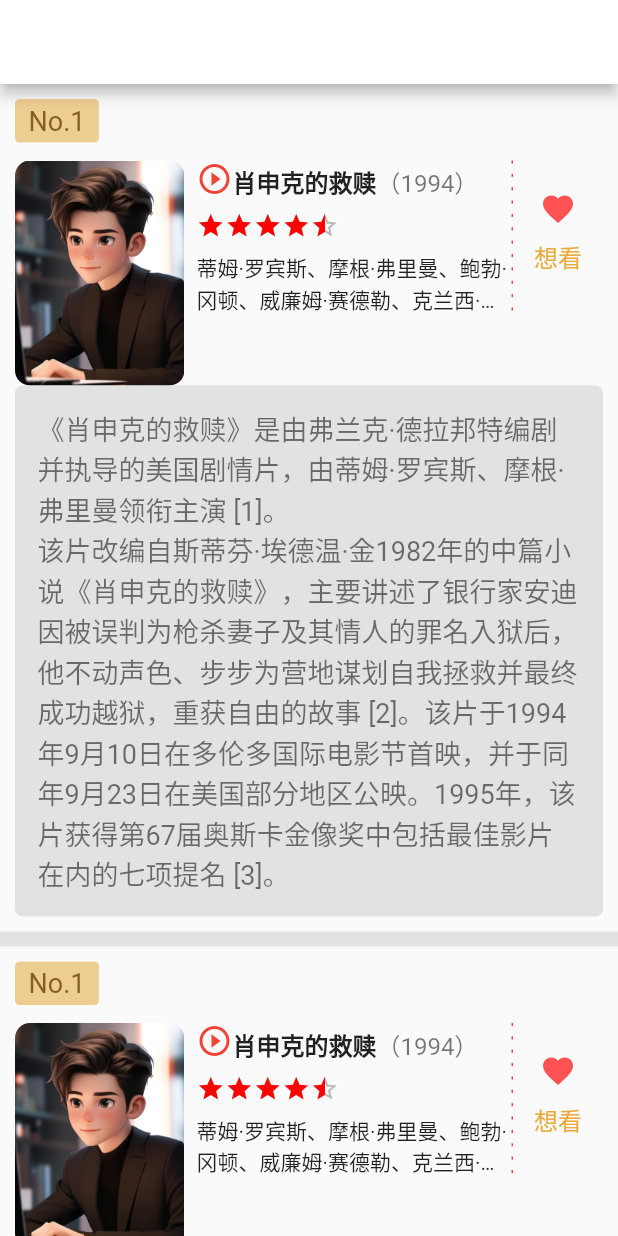
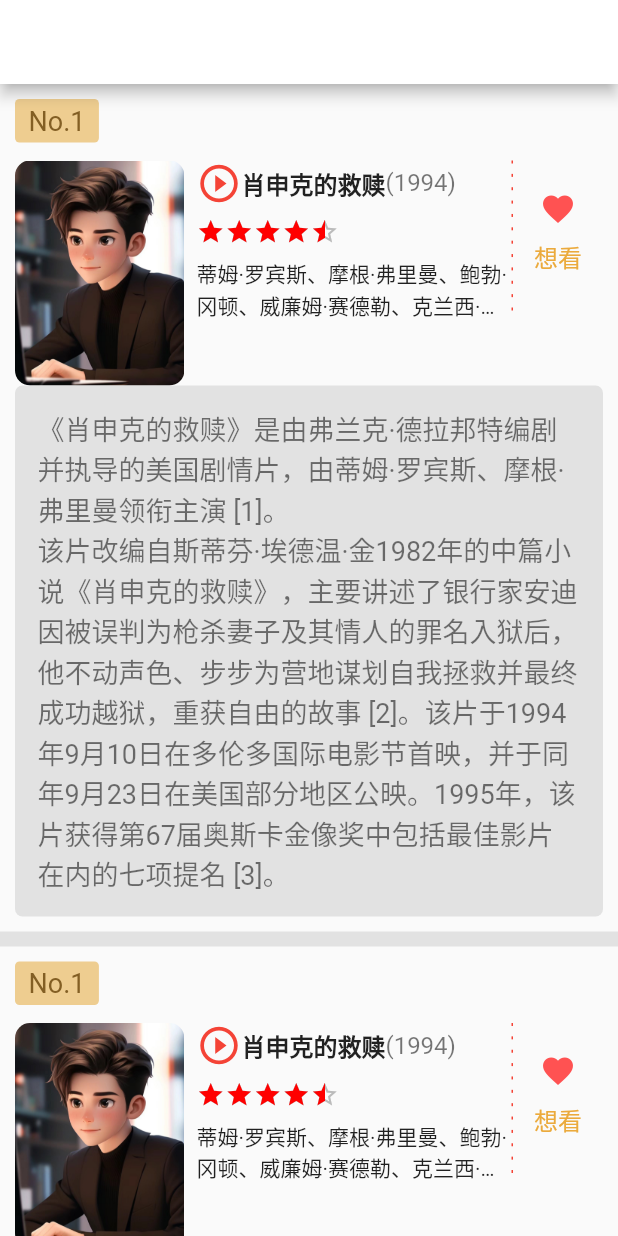
Before and after one commit to xmli688aa/myflutter, a Flutter app: the ETHomePage screen opened directly, on a phone screen of 412 x 824 dp. Run offline on Flutter 3.47's test engine with Material 2 defaults, Android fonts, the light colour scheme and no system bars; our stand-ins replace dio, video_player; missing offline and left inert: dart:ffi; network calls fail.

Commit message:
Text.rich(TextSpan子children没有居中对齐的问题) 需要设置WidgetSpan的alignment: PlaceholderAlignment.middle

```diff
--- a/lib/douban/home/home_movie_item.dart
+++ b/lib/douban/home/home_movie_item.dart
@@ -30,6 +30,7 @@ class ETHomeMovieItem extends StatelessWidget {
       ),
     );
   }
+
   Widget getMoviRankWidget() {
     return Container(
       padding: EdgeInsets.fromLTRB(9, 4, 9, 4),
@@ -39,44 +40,57 @@ class ETHomeMovieItem extends StatelessWidget {
       ),
       // width: 100,
       // height: 23,
-      child: Text("No.1",style: TextStyle(fontSize: 18, color: Color.fromARGB(255, 131, 95, 36)),),
+      child: Text(
+        "No.1",
+        style: TextStyle(fontSize: 18, color: Color.fromARGB(255, 131, 95, 36)),
+      ),
     );
   }
-  Widget getMovieContentWidget(){
+
+  Widget getMovieContentWidget() {
     return Container(
       height: 150,
       child: Row(
         crossAxisAlignment: CrossAxisAlignment.start,
         children: [
           getCurrentImage(),
-          SizedBox(width: 8,),
+          SizedBox(
+            width: 8,
+          ),
           Expanded(
             child: Column(
               mainAxisAlignment: MainAxisAlignment.start,
               crossAxisAlignment: CrossAxisAlignment.start,
               children: [
                 getTitleWidget(),
-              SizedBox(height: 8,),
+                SizedBox(
+                  height: 8,
+                ),
                 getRatingWidget(),
-              SizedBox(height: 8,),
+                SizedBox(
+                  height: 8,
+                ),
                 getInfoWidget(),
               ],
             ),
           ),
           getDashLineWidget(),
-          getContentWish(),//想看
-
+          getContentWish(), //想看
         ],
       ),
     );
   }
-  Widget getCurrentImage(){
+
+  Widget getCurrentImage() {
     return ClipRRect(
       borderRadius: BorderRadius.circular(10),
-      child: Image.asset("assets/images/headerIcon.jpg",),
+      child: Image.asset(
+        "assets/images/headerIcon.jpg",
+      ),
     );
   }
-  Widget getMovieIntroduceWidget(){
+
+  Widget getMovieIntroduceWidget() {
     return Container(
       padding: EdgeInsets.all(15),
       decoration: BoxDecoration(
@@ -84,59 +98,90 @@ class ETHomeMovieItem extends StatelessWidget {
         borderRadius: BorderRadius.circular(5),
       ),
       child: Text(
-        "《肖申克的救赎》是由弗兰克·德拉邦特编剧并执导的美国剧情片，由蒂姆·罗宾斯、摩根·弗里曼领衔主演 [1]。\n该片改编自斯蒂芬·埃德温·金1982年的中篇小说《肖申克的救赎》，主要讲述了银行家安迪因被误判为枪杀妻子及其情人的罪名入狱后，他不动声色、步步为营地谋划自我拯救并最终成功越狱，重获自由的故事 [2]。该片于1994年9月10日在多伦多国际电影节首映，并于同年9月23日在美国部分地区公映。1995年，该片获得第67届奥斯卡金像奖中包括最佳影片在内的七项提名 [3]。"
-      ,style: TextStyle(fontSize: 18, color: Colors.black54)),
+          "《肖申克的救赎》是由弗兰克·德拉邦特编剧并执导的美国剧情片，由蒂姆·罗宾斯、摩根·弗里曼领衔主演 [1]。\n该片改编自斯蒂芬·埃德温·金1982年的中篇小说《肖申克的救赎》，主要讲述了银行家安迪因被误判为枪杀妻子及其情人的罪名入狱后，他不动声色、步步为营地谋划自我拯救并最终成功越狱，重获自由的故事 [2]。该片于1994年9月10日在多伦多国际电影节首映，并于同年9月23日在美国部分地区公映。1995年，该片获得第67届奥斯卡金像奖中包括最佳影片在内的七项提名 [3]。",
+          style: TextStyle(fontSize: 18, color: Colors.black54)),
     );
   }
-  Widget getTitleWidget(){
+
+  Widget getTitleWidget() {
     return const Text.rich(TextSpan(
-      children:[
-        WidgetSpan(child: Icon(Icons.play_circle_outline,color: Colors.red,),),
-        TextSpan(
-          text: "肖申克的救赎",
-          style: TextStyle(fontSize: 16,fontWeight: FontWeight.bold)
+      children: [
+        WidgetSpan(
+            child: Icon(
+              Icons.play_circle_outline,
+              color: Colors.red,
+              size: 30,
             ),
-        TextSpan(
-            text: "（1994）",
-            style: TextStyle(fontSize: 16,color: Colors.black54)
+            alignment: PlaceholderAlignment.middle),
+        WidgetSpan(
+            child: Text(
+              "肖申克的救赎",
+              style: TextStyle(fontSize: 16, fontWeight: FontWeight.bold),
             ),
+            alignment: PlaceholderAlignment.middle),
+        WidgetSpan(
+            child: Text("(1994)",
+                style: TextStyle(fontSize: 16, color: Colors.black54)),
+            alignment: PlaceholderAlignment.middle),
       ],
     ));
   }
-  Widget getRatingWidget(){
+
+  Widget getRatingWidget() {
     return Row(
       children: [
-          HYStarRating(rating: 9,size: 19,),
+        HYStarRating(
+          rating: 9,
+          size: 19,
+        ),
       ],
     );
   }
-  Widget getInfoWidget(){
-    return Text("蒂姆·罗宾斯、摩根·弗里曼、鲍勃·冈顿、威廉姆·赛德勒、克兰西·布朗、吉尔·贝罗斯、詹姆斯·惠特摩",
+
+  Widget getInfoWidget() {
+    return Text(
+      "蒂姆·罗宾斯、摩根·弗里曼、鲍勃·冈顿、威廉姆·赛德勒、克兰西·布朗、吉尔·贝罗斯、詹姆斯·惠特摩",
       maxLines: 2,
       overflow: TextOverflow.ellipsis,
-      style: TextStyle(
-
-    ),);
-  }
-  Widget getDashLineWidget(){
-    return Container(
-      width: 1,height: 100,
-        child: ETDashedLine(axis: Axis.vertical,dashedWidth: 1,count: 12,color: Colors.red,));
+      style: TextStyle(),
+    );
   }
 
-  Widget getContentWish(){
+  Widget getDashLineWidget() {
+    return Container(
+        width: 1,
+        height: 100,
+        child: ETDashedLine(
+          axis: Axis.vertical,
+          dashedWidth: 1,
+          count: 12,
+          color: Colors.red,
+        ));
+  }
+
+  Widget getContentWish() {
     return Container(
       alignment: Alignment.center,
       width: 60,
       child: Column(
         children: [
-          SizedBox(height: 20,),
-          Icon(Icons.favorite,color: Colors.redAccent,),
-          SizedBox(height: 8,),
-          Text("想看",style: TextStyle(fontSize: 16, color: Color.fromARGB(255, 235, 170, 60)),),
+          SizedBox(
+            height: 20,
+          ),
+          Icon(
+            Icons.favorite,
+            color: Colors.redAccent,
+          ),
+          SizedBox(
+            height: 8,
+          ),
+          Text(
+            "想看",
+            style: TextStyle(
+                fontSize: 16, color: Color.fromARGB(255, 235, 170, 60)),
+          ),
         ],
       ),
     );
   }
-
 }
```
Lines whose indentation alone changed are shown as unchanged.
